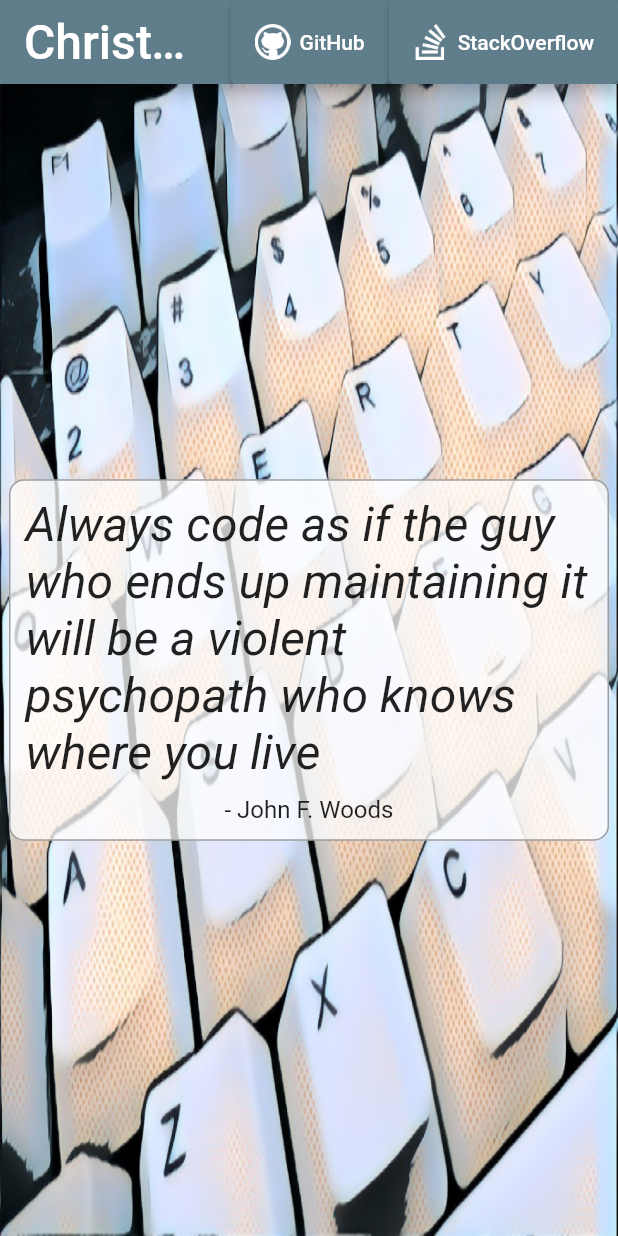
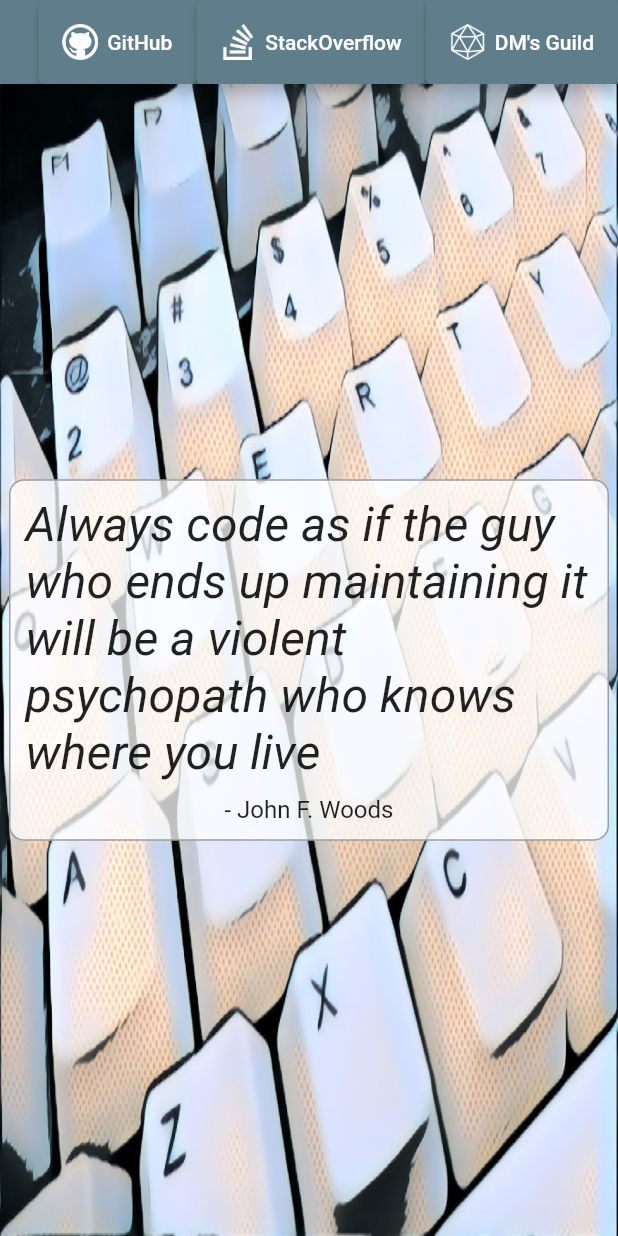
Before and after one commit to cjstehno/website, a Flutter app: the screen it shows after launch, after a tap on "GitHub", on a phone screen of 412 x 824 dp. Run offline on Flutter 3.47's test engine with Material 2 defaults, Android fonts, the phone set to English and light mode, and no system bars; our stand-ins replace google_fonts; Roboto replaces fonts that are missing (Neucha).

Commit message:
a bit of cleanup

```diff
--- a/lib/home_page.dart
+++ b/lib/home_page.dart
@@ -1,7 +1,7 @@
 import 'package:flutter/material.dart';
 import 'package:flutter/rendering.dart';
 import 'package:google_fonts/google_fonts.dart';
-import 'package:url_launcher/url_launcher.dart';
+import 'package:website/web_button.dart';
 
 class HomePage extends StatelessWidget {
   const HomePage({Key? key}) : super(key: key);
@@ -16,35 +16,23 @@ class HomePage extends StatelessWidget {
             fontSize: 32,
           ),
         ),
-        actions: [
-          ElevatedButton(
-            child: Row(
-              children: [
-                const ImageIcon(AssetImage('assets/images/github.png')),
-                Container(
-                  margin: const EdgeInsets.only(left: 6),
-                  child: const Text('GitHub'),
+        actions: const [
+          WebButton(
+            label: 'GitHub',
+            imagePath: 'assets/images/github.png',
+            url: 'https://github.com/cjstehno',
           ),
-              ],
+          WebButton(
+            label: 'StackOverflow',
+            imagePath: 'assets/images/stack-overflow.png',
+            url: 'https://stackoverflow.com/users/135294/cjstehno',
           ),
-            onPressed: () async {
-              await launch('https://github.com/cjstehno');
-            },
+          WebButton(
+            label: "DM's Guild",
+            imagePath: 'assets/images/icosahedron.png',
+            url:
+                'https://www.dmsguild.com/browse.php?author=Christopher%20J.%20Stehno',
           ),
-          ElevatedButton(
-            child: Row(
-              children: [
-                const ImageIcon(AssetImage('assets/images/stack-overflow.png')),
-                Container(
-                  margin: const EdgeInsets.only(left: 6),
-                  child: const Text('StackOverflow'),
-                ),
-              ],
-            ),
-            onPressed: () async {
-              await launch('https://stackoverflow.com/users/135294/cjstehno');
-            },
-          )
         ],
       ),
       body: Stack(
@@ -68,8 +56,7 @@ class HomePage extends StatelessWidget {
                       border: Border.all(
                         width: 1,
                         color: Colors.grey,
-                    )
-                  ),
+                      )),
                   padding: const EdgeInsets.all(10),
                   width: 400,
                   child: Column(
--- /dev/null
+++ b/lib/web_button.dart
@@ -0,0 +1,33 @@
+import 'package:flutter/material.dart';
+import 'package:url_launcher/url_launcher.dart';
+
+class WebButton extends StatelessWidget {
+  final String label;
+  final String imagePath;
+  final String url;
+
+  const WebButton({
+    Key? key,
+    required this.label,
+    required this.imagePath,
+    required this.url,
+  }) : super(key: key);
+
+  @override
+  Widget build(final BuildContext context) {
+    return ElevatedButton(
+      child: Row(
+        children: [
+          ImageIcon(AssetImage(imagePath)),
+          Container(
+            margin: const EdgeInsets.only(left: 6),
+            child: Text(label),
+          ),
+        ],
+      ),
+      onPressed: () async {
+        await launch(url);
+      },
+    );
+  }
+}
```
Also changed, not shown: assets/images/icosahedron.png (added). Lines whose indentation alone changed are shown as unchanged.
